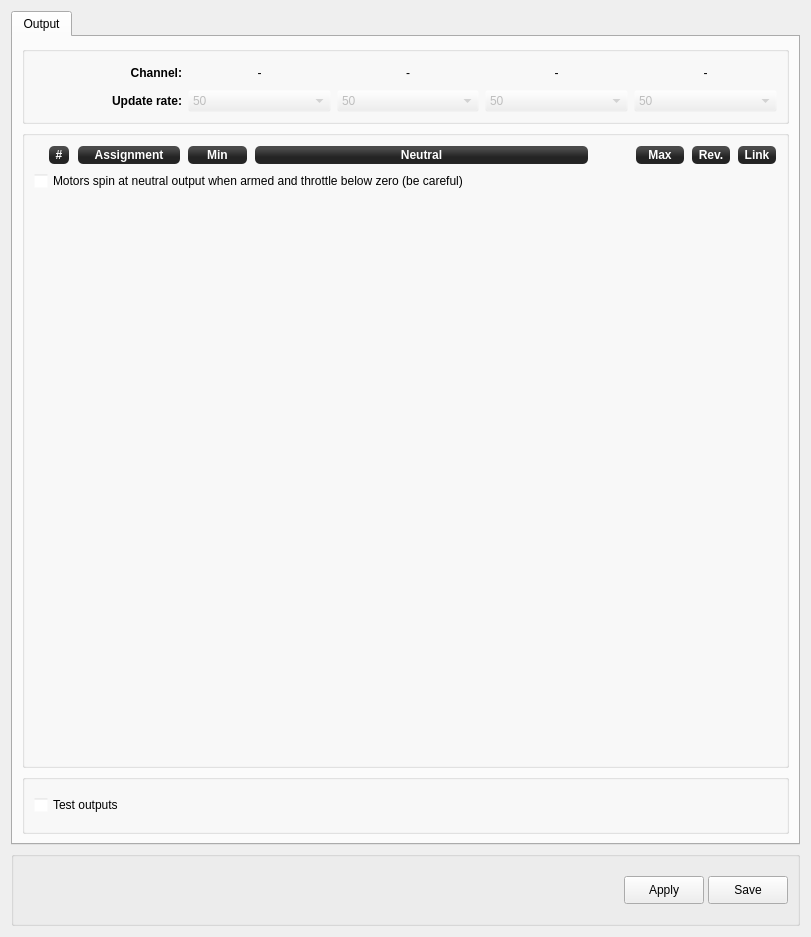
Above: ground/openpilotgcs/src/plugins/config/output.ui from openpilot/OpenPilot before the change. Below: the same form after it.
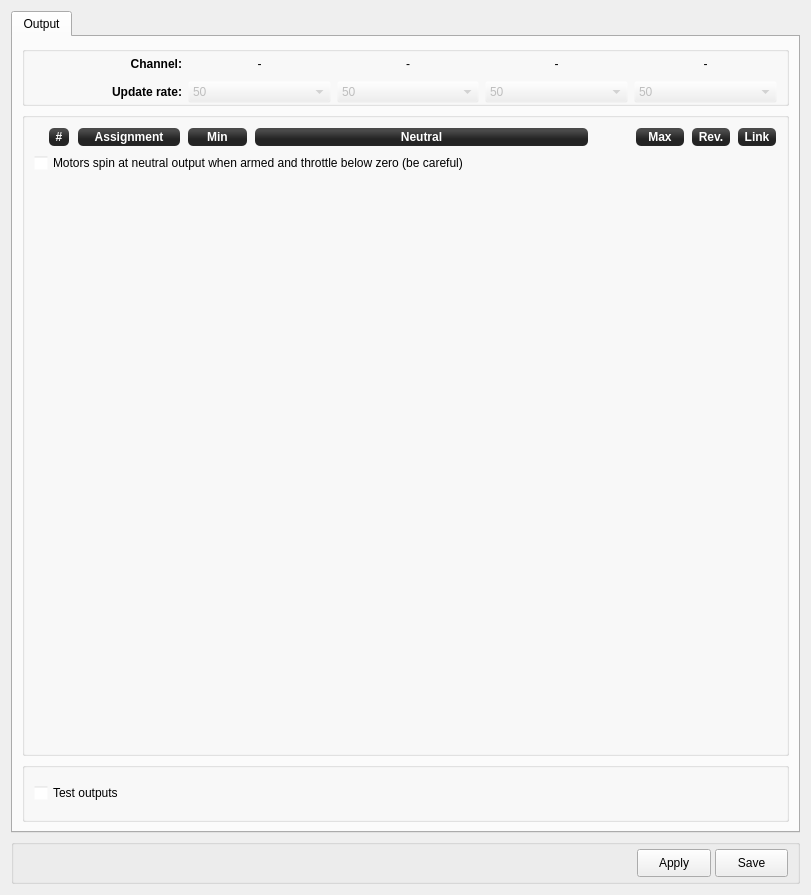
That is the form after the change. Icons and pictures are not drawn.

Commit message: fixed save area in all forms, shrunk down the output form upper groupbox a bit

Diff of the .ui file:
```diff
--- a/ground/openpilotgcs/src/plugins/config/output.ui
+++ b/ground/openpilotgcs/src/plugins/config/output.ui
@@ -7,7 +7,7 @@
     <x>0</x>
     <y>0</y>
     <width>811</width>
-    <height>937</height>
+    <height>895</height>
    </rect>
   </property>
   <property name="windowTitle">
@@ -114,7 +114,7 @@
             <x>0</x>
             <y>0</y>
             <width>781</width>
-            <height>800</height>
+            <height>788</height>
            </rect>
           </property>
           <layout class="QVBoxLayout" name="verticalLayout_3">
@@ -129,13 +129,19 @@
              <property name="minimumSize">
               <size>
                <width>0</width>
-               <height>78</height>
+               <height>60</height>
               </size>
              </property>
              <property name="title">
               <string/>
              </property>
              <layout class="QGridLayout" name="gridLayout">
+              <property name="topMargin">
+               <number>0</number>
+              </property>
+              <property name="bottomMargin">
+               <number>0</number>
+              </property>
               <item row="0" column="0">
                <spacer name="horizontalSpacer_3">
                 <property name="orientation">
@@ -926,18 +932,22 @@
      <property name="minimumSize">
       <size>
        <width>0</width>
-       <height>75</height>
+       <height>45</height>
       </size>
      </property>
      <property name="title">
       <string/>
      </property>
-     <layout class="QVBoxLayout" name="verticalLayout_2">
-      <item>
        <layout class="QHBoxLayout" name="horizontalLayout">
         <property name="spacing">
          <number>4</number>
         </property>
+      <property name="topMargin">
+       <number>0</number>
+      </property>
+      <property name="bottomMargin">
+       <number>0</number>
+      </property>
         <item>
          <spacer name="horizontalSpacer">
           <property name="orientation">
@@ -945,7 +955,7 @@
           </property>
           <property name="sizeHint" stdset="0">
            <size>
-            <width>40</width>
+          <width>592</width>
             <height>20</height>
            </size>
           </property>
@@ -961,14 +971,14 @@
           </property>
           <property name="minimumSize">
            <size>
-            <width>32</width>
-            <height>32</height>
+          <width>25</width>
+          <height>26</height>
            </size>
           </property>
           <property name="maximumSize">
            <size>
-            <width>32</width>
-            <height>32</height>
+          <width>25</width>
+          <height>26</height>
            </size>
           </property>
           <property name="toolTip">
@@ -983,8 +993,8 @@
           </property>
           <property name="iconSize">
            <size>
-            <width>32</width>
-            <height>32</height>
+          <width>25</width>
+          <height>25</height>
            </size>
           </property>
           <property name="flat">
@@ -1031,8 +1041,6 @@
            <string>Save</string>
           </property>
          </widget>
-        </item>
-       </layout>
       </item>
      </layout>
     </widget>
```
Lines whose indentation alone changed are shown as unchanged. The commit also changes 6 other files.
